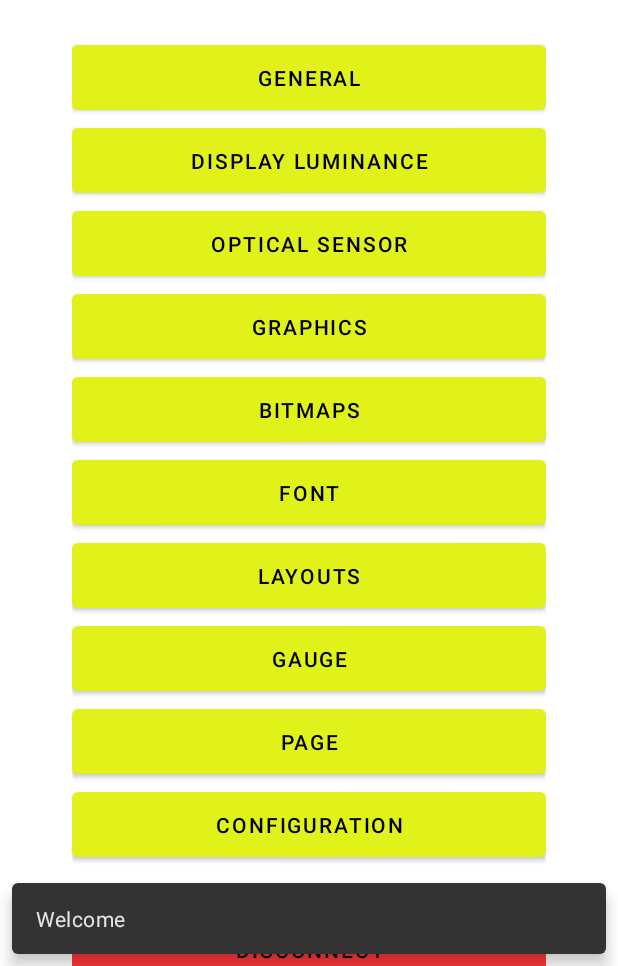
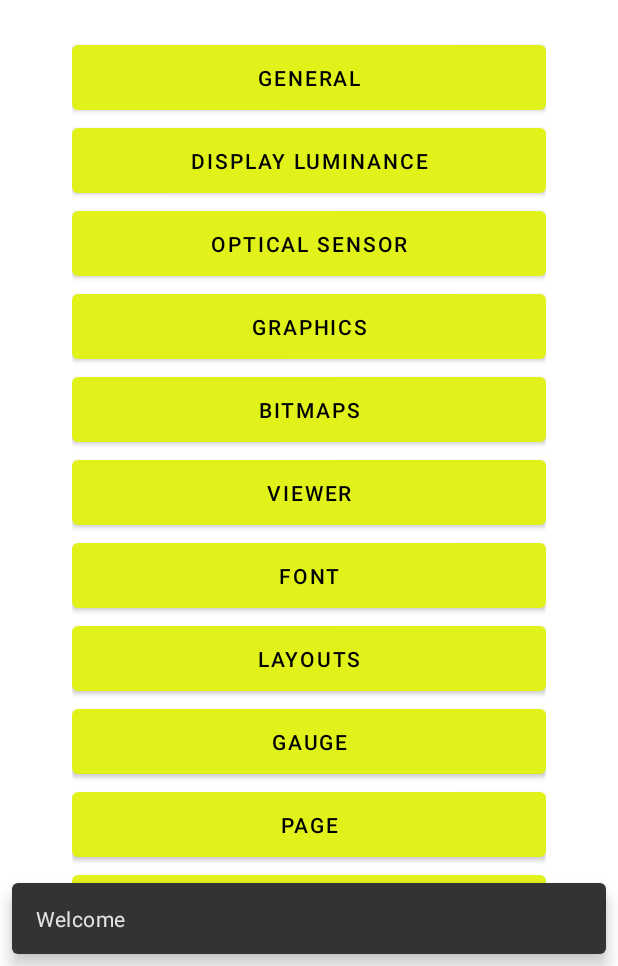
Before and after one commit to ActiveLook/demo-app, an Android app: the screen it shows after launch (MainActivity), on a phone screen of 412 x 824 dp, the part 270-1236 px from its top. Run offline under Robolectric (Android 15) with nearby library versions, the phone set to English and light mode, and no system bars; libraries missing offline, so code that uses them is left out: com.activelook.activelooksdk; 8 statements that could not run were skipped.

Commit message:
feat: viewer commands

```diff
--- a/android/demo-app/src/main/java/com/activelook/demo/DemoApp.java
+++ b/android/demo-app/src/main/java/com/activelook/demo/DemoApp.java
@@ -2,6 +2,7 @@ package com.activelook.demo;
 
 import android.app.Application;
 import android.util.Log;
+import android.util.Pair;
 
 import androidx.core.util.Consumer;
 import androidx.core.util.Predicate;
@@ -15,7 +16,7 @@ public class DemoApp extends Application {
     private boolean connected;
     private String token = BuildConfig.ACTIVELOOK_SDK_TOKEN;
     private Consumer<GlassesUpdate> onUpdateStart;
-    private Predicate<GlassesUpdate> onUpdateAvailableCallback;
+    private Consumer<Pair<GlassesUpdate, Runnable>> onUpdateAvailableCallback;
     private Consumer<GlassesUpdate> onUpdateProgress;
     private Consumer<GlassesUpdate> onUpdateSuccess;
     private Consumer<GlassesUpdate> onUpdateError;
@@ -27,9 +28,9 @@ public class DemoApp extends Application {
         this.onUpdateStart = gu -> {
             Log.d("GLASSES_UPDATE", String.format("onUpdateStart    : %s", gu));
         };
-        this.onUpdateAvailableCallback = gu -> {
-            Log.d("GLASSES_UPDATE", String.format("onUpdateAvailableCallback    : %s", gu));
-            return true;
+        this.onUpdateAvailableCallback = gu_f -> {
+            Log.d("GLASSES_UPDATE", String.format("onUpdateAvailableCallback   : %s", gu_f.first));
+            gu_f.second.run();
         };
         this.onUpdateProgress = gu -> {
             Log.d("GLASSES_UPDATE", String.format("onUpdateProgress : %s", gu));
@@ -51,7 +52,7 @@ public class DemoApp extends Application {
     }
 
     public Sdk getActiveLookSdk(final Consumer<GlassesUpdate> onUpdateStart,
-                                final Predicate<GlassesUpdate> onUpdateAvailableCallback,
+                                final Consumer<Pair<GlassesUpdate, Runnable>> onUpdateAvailableCallback,
                                 final Consumer<GlassesUpdate> onUpdateProgress,
                                 final Consumer<GlassesUpdate> onUpdateSuccess,
                                 final Consumer<GlassesUpdate> onUpdateError) {
@@ -80,11 +81,10 @@ public class DemoApp extends Application {
             this.onUpdateStart.accept(glassesUpdate);
         }
     }
-    private boolean onUpdateAvailableCallback(final GlassesUpdate glassesUpdate) {
+    private void onUpdateAvailableCallback(android.util.Pair<GlassesUpdate, Runnable> glassesUpdate) {
         if (this.onUpdateAvailableCallback != null) {
-            return this.onUpdateAvailableCallback.test(glassesUpdate);
+            this.onUpdateAvailableCallback.accept(glassesUpdate);
         }
-        return false;
     }
     private void onUpdateProgress(final GlassesUpdate glassesUpdate) {
         if (this.onUpdateProgress != null) {
--- a/android/demo-app/src/main/java/com/activelook/demo/MainActivity.java
+++ b/android/demo-app/src/main/java/com/activelook/demo/MainActivity.java
@@ -81,6 +81,11 @@ public class MainActivity extends AppCompatActivity {
         });
         this.findViewById(R.id.bitmaps_commands).setOnClickListener(view -> {
             Intent intent = new Intent(MainActivity.this, BitmapsCommands.class);
+            intent.putExtra("connectedGlasses", this.connectedGlasses);
+            MainActivity.this.startActivity(intent);
+        });
+        this.findViewById(R.id.viewer_commands).setOnClickListener(view -> {
+            Intent intent = new Intent(MainActivity.this, ViewerCommands.class);
             intent.putExtra("connectedGlasses", this.connectedGlasses);
             MainActivity.this.startActivity(intent);
         });
--- a/android/demo-app/src/main/java/com/activelook/demo/MainActivity2.java
+++ b/android/demo-app/src/main/java/com/activelook/demo/MainActivity2.java
@@ -27,7 +27,7 @@ import java.util.Map;
 public class MainActivity2 extends AppCompatActivity {
 
     private ArrayAdapter<Map.Entry<String, Consumer<Glasses>>> items;
-    private Glasses connectedGlasses;
+    public Glasses connectedGlasses;
 
     protected static final Map.Entry<String, Consumer<Glasses>> item(String name, Consumer<Glasses> callback) {
         return new AbstractMap.SimpleImmutableEntry<>(name, callback);
--- a/android/demo-app/src/main/res/layout/content_scrolling.xml
+++ b/android/demo-app/src/main/res/layout/content_scrolling.xml
@@ -81,6 +81,13 @@
                 android:text="@string/button_bitmaps_commands" />
 
             <Button
+                android:id="@+id/viewer_commands"
+                android:layout_width="match_parent"
+                android:layout_height="wrap_content"
+                android:paddingVertical="12dp"
+                android:text="@string/button_viewer_commands" />
+
+            <Button
                 android:id="@+id/font_commands"
                 android:layout_width="match_parent"
                 android:layout_height="wrap_content"
--- a/android/demo-app/src/main/res/values/strings.xml
+++ b/android/demo-app/src/main/res/values/strings.xml
@@ -93,6 +93,7 @@
     <string name="button_configuration_commands">Configuration</string>
     <string name="button_font_commands">Font</string>
     <string name="button_bitmaps_commands">Bitmaps</string>
+    <string name="button_viewer_commands">Viewer</string>
     <string name="button_layouts_commands">Layouts</string>
     <string name="button_gauge_commands">Gauge</string>
     <string name="button_page_commands">Page</string>
```
Also changed, not shown: android/demo-app/src/main/AndroidManifest.xml (+3 -6 lines), android/demo-app/src/main/java/com/activelook/demo/ViewerCommands.java (added, +94 -0 lines).
